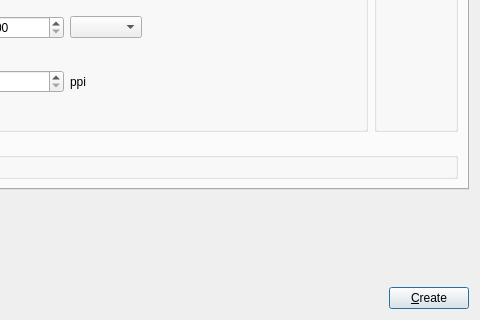
The window that libs/ui/forms/wdgnewimage.ui (KDE/krita) describes before a commit, drawn with Qt 5; both pictures show x 120 to 600 and y 166 to 486 of the 600 by 486 pixel window.
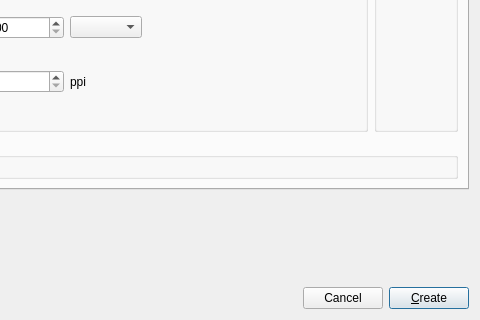
The same window after the commit. Custom widgets are drawn as their Qt base class.

Commit message: Group the create and close buttons together on the create new document window

Patch:
```diff
--- a/libs/ui/forms/wdgnewimage.ui
+++ b/libs/ui/forms/wdgnewimage.ui
@@ -620,6 +620,13 @@
        </property>
       </spacer>
      </item>
+     <item>
+      <widget class="QPushButton" name="cancelNewDocumentButton">
+       <property name="text">
+        <string>Cancel</string>
+       </property>
+      </widget>
+     </item>
      <item>
       <widget class="QPushButton" name="createButton">
        <property name="text">
```
The commit also changes 3 other files.
